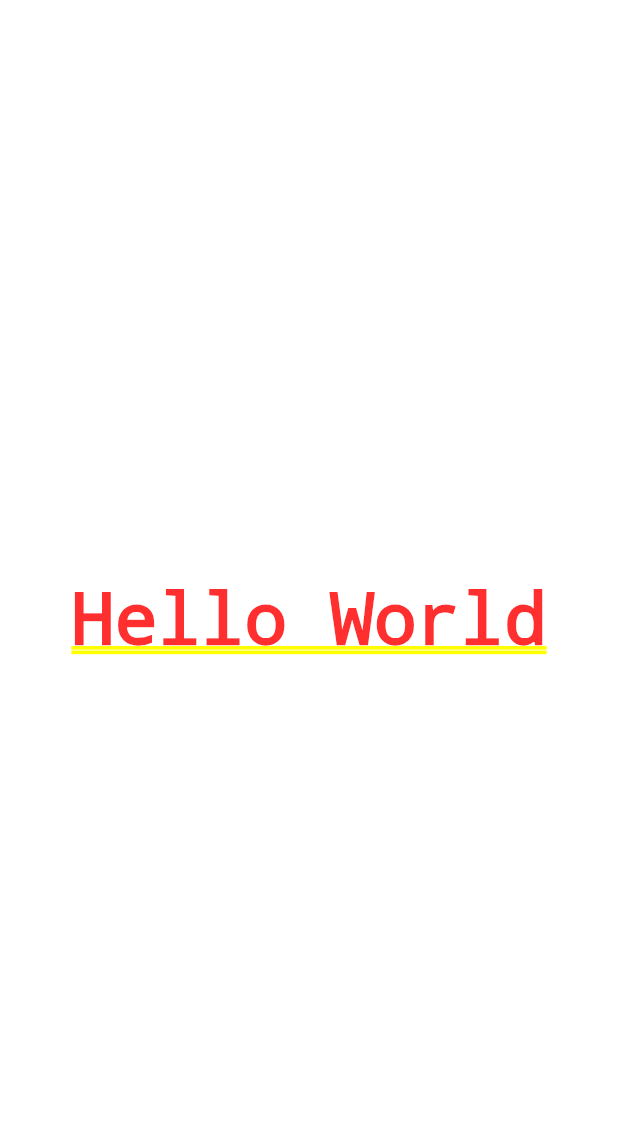
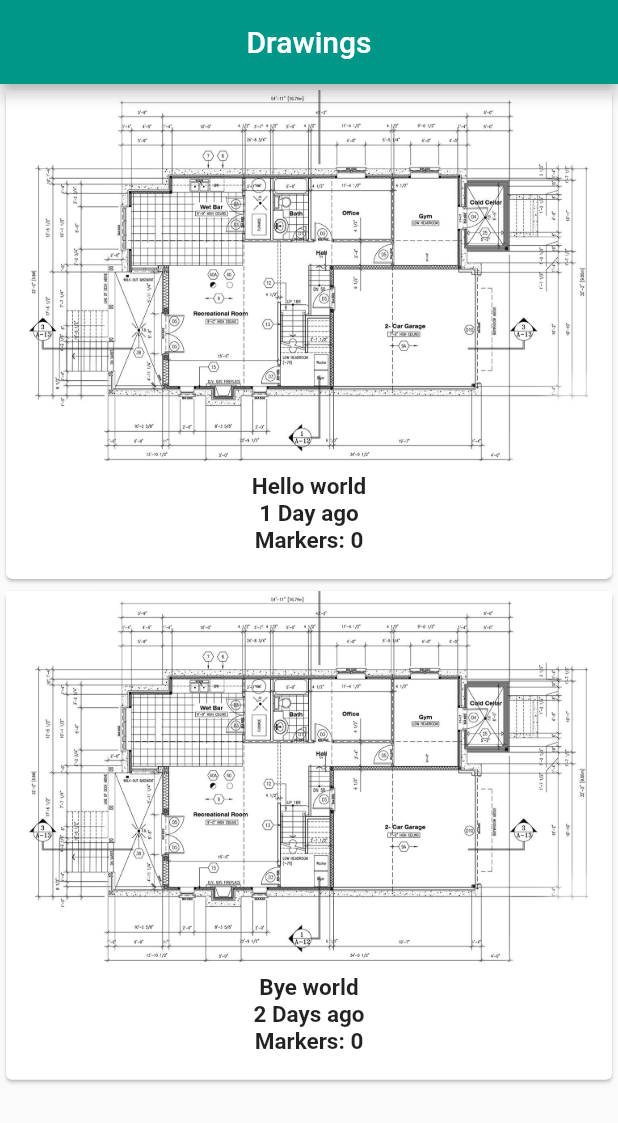
Before and after one commit to agharshit08/construction_app, a Flutter app: the screen it shows after launch, on a phone screen of 412 x 824 dp. Shown: the top 1123 px of the screen. Run offline on Flutter 3.47's test engine with Material 2 defaults, Android fonts, the phone set to English and light mode, and no system bars.

Commit message:
Mockup home screen completed to show the list of created drawings

```diff
--- a/lib/main.dart
+++ b/lib/main.dart
@@ -1,3 +1,4 @@
+import 'package:construction_app/screens/home_screen.dart';
 import 'package:flutter/material.dart';
 
 void main() {
@@ -13,7 +14,7 @@ class MyApp extends StatelessWidget {
         primarySwatch: Colors.blue,
         visualDensity: VisualDensity.adaptivePlatformDensity,
       ),
-      home: Center(child: Text('Hello World')),
+      home: HomeScreen(),
     );
   }
 }
--- /dev/null
+++ b/lib/screens/home_screen.dart
@@ -0,0 +1,43 @@
+import 'package:construction_app/model/drawing_model.dart';
+import 'package:construction_app/size_config.dart';
+import 'package:construction_app/widgets/drawing_card_widget.dart';
+import 'package:flutter/material.dart';
+
+class HomeScreen extends StatelessWidget {
+  @override
+  Widget build(BuildContext context) {
+    SizeConfig().init(context);
+    return Scaffold(
+      appBar: AppBar(
+        title: Text('Drawings'),
+        centerTitle: true,
+        backgroundColor: Colors.teal,
+      ),
+      body: Container(
+        height: SizeConfig.blockSizeVertical * 85,
+        child: ListView(
+          children: [
+            DrawingCardWidget(
+              new DrawingModel(
+                drawingId: '1',
+                imageUrl: 'assets/images/construction.jpg',
+                time: '1 Day ago',
+                title: 'Hello world',
+                markers: [],
+              ),
+            ),
+            DrawingCardWidget(
+              new DrawingModel(
+                drawingId: '2',
+                imageUrl: 'assets/images/construction.jpg',
+                time: '2 Days ago',
+                title: 'Bye world',
+                markers: [],
+              ),
+            )
+          ],
+        ),
+      ),
+    );
+  }
+}
--- /dev/null
+++ b/lib/widgets/drawing_card_widget.dart
@@ -0,0 +1,44 @@
+import 'package:construction_app/model/drawing_model.dart';
+import 'package:construction_app/size_config.dart';
+import 'package:flutter/material.dart';
+
+class DrawingCardWidget extends StatelessWidget {
+  final DrawingModel drawingModel;
+  DrawingCardWidget(this.drawingModel);
+
+  final TextStyle textStyle = TextStyle(
+    fontWeight: FontWeight.bold,
+    fontSize: 15.0,
+  );
+
+  @override
+  Widget build(BuildContext context) {
+    return Card(
+      child: Column(
+        children: [
+          Image.asset(
+            drawingModel.imageUrl,
+            fit: BoxFit.cover,
+            height: SizeConfig.blockSizeVertical * 30,
+            width: SizeConfig.blockSizeVertical * 90,
+          ),
+          SizedBox(
+            height: SizeConfig.blockSizeVertical * 1,
+          ),
+          Text(drawingModel.title, style: textStyle),
+          Text(
+            drawingModel.time,
+            style: textStyle,
+          ),
+          Text(
+            'Markers: ' + drawingModel.markers.length.toString(),
+            style: textStyle,
+          ),
+          SizedBox(
+            height: SizeConfig.blockSizeVertical * 2,
+          ),
+        ],
+      ),
+    );
+  }
+}
```
